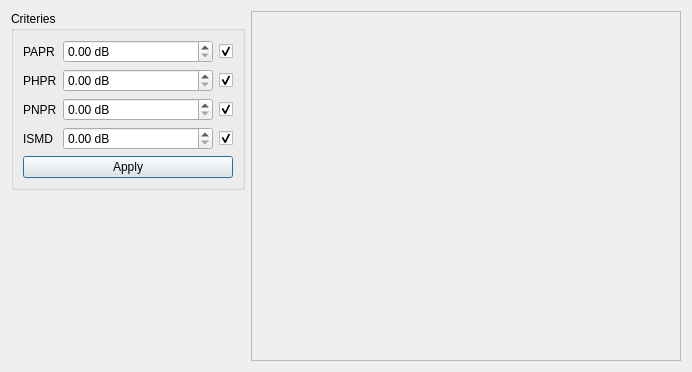
Old version of the form Speaker/debug_dialog.ui in the repository akru/conference-speaker-server.
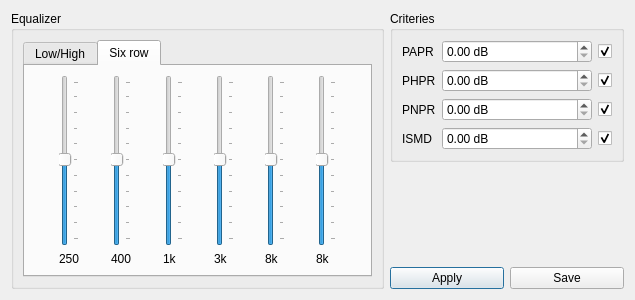
New version of the form.

Commit message: migration to 16kHz speaker freq; equalizer debug dialog

Patch:
```diff
--- a/Speaker/debug_dialog.ui
+++ b/Speaker/debug_dialog.ui
@@ -6,22 +6,236 @@
    <rect>
     <x>0</x>
     <y>0</y>
-    <width>692</width>
-    <height>372</height>
+    <width>635</width>
+    <height>300</height>
    </rect>
   </property>
   <property name="windowTitle">
    <string>Dialog</string>
   </property>
   <layout class="QGridLayout" name="gridLayout">
-   <item row="1" column="1" rowspan="2">
-    <widget class="QTextBrowser" name="textBrowser">
-     <property name="enabled">
-      <bool>false</bool>
+   <item row="0" column="0" rowspan="3">
+    <widget class="QGroupBox" name="groupBox_2">
+     <property name="title">
+      <string>Equalizer</string>
      </property>
+     <layout class="QVBoxLayout" name="verticalLayout">
+      <item>
+       <widget class="QTabWidget" name="tabWidget">
+        <property name="currentIndex">
+         <number>1</number>
+        </property>
+        <widget class="QWidget" name="tab">
+         <attribute name="title">
+          <string>Low/High</string>
+         </attribute>
+         <layout class="QGridLayout" name="gridLayout_3">
+          <item row="0" column="0">
+           <widget class="QLabel" name="label_5">
+            <property name="text">
+             <string>HIGH</string>
+            </property>
+           </widget>
+          </item>
+          <item row="2" column="1">
+           <widget class="QDial" name="dial_2">
+            <property name="notchesVisible">
+             <bool>true</bool>
+            </property>
+           </widget>
+          </item>
+          <item row="1" column="0">
+           <widget class="QLabel" name="label_7">
+            <property name="text">
+             <string>MID</string>
+            </property>
+           </widget>
+          </item>
+          <item row="2" column="0">
+           <widget class="QLabel" name="label_6">
+            <property name="text">
+             <string>LOW</string>
+            </property>
+           </widget>
+          </item>
+          <item row="0" column="1">
+           <widget class="QDial" name="dial">
+            <property name="maximum">
+             <number>99</number>
+            </property>
+            <property name="orientation">
+             <enum>Qt::Horizontal</enum>
+            </property>
+            <property name="invertedAppearance">
+             <bool>false</bool>
+            </property>
+            <property name="invertedControls">
+             <bool>false</bool>
+            </property>
+            <property name="wrapping">
+             <bool>false</bool>
+            </property>
+            <property name="notchesVisible">
+             <bool>true</bool>
+            </property>
+           </widget>
+          </item>
+          <item row="1" column="1">
+           <widget class="QDial" name="dial_3">
+            <property name="notchesVisible">
+             <bool>true</bool>
+            </property>
+           </widget>
+          </item>
+         </layout>
+        </widget>
+        <widget class="QWidget" name="tab_2">
+         <attribute name="title">
+          <string>Six row</string>
+         </attribute>
+         <layout class="QGridLayout" name="gridLayout_4">
+          <item row="3" column="6">
+           <widget class="QLabel" name="label_12">
+            <property name="text">
+             <string>8k </string>
+            </property>
+           </widget>
+          </item>
+          <item row="3" column="5">
+           <widget class="QLabel" name="label_11">
+            <property name="text">
+             <string>3k </string>
+            </property>
+           </widget>
+          </item>
+          <item row="2" column="7">
+           <widget class="QSlider" name="verticalSlider_6">
+            <property name="value">
+             <number>50</number>
+            </property>
+            <property name="orientation">
+             <enum>Qt::Vertical</enum>
+            </property>
+            <property name="tickPosition">
+             <enum>QSlider::TicksBelow</enum>
+            </property>
+           </widget>
+          </item>
+          <item row="2" column="5">
+           <widget class="QSlider" name="verticalSlider_4">
+            <property name="value">
+             <number>50</number>
+            </property>
+            <property name="orientation">
+             <enum>Qt::Vertical</enum>
+            </property>
+            <property name="tickPosition">
+             <enum>QSlider::TicksBelow</enum>
+            </property>
+           </widget>
+          </item>
+          <item row="2" column="4">
+           <widget class="QSlider" name="verticalSlider_3">
+            <property name="value">
+             <number>50</number>
+            </property>
+            <property name="orientation">
+             <enum>Qt::Vertical</enum>
+            </property>
+            <property name="tickPosition">
+             <enum>QSlider::TicksBelow</enum>
+            </property>
+           </widget>
+          </item>
+          <item row="2" column="3">
+           <widget class="QSlider" name="verticalSlider_2">
+            <property name="value">
+             <number>50</number>
+            </property>
+            <property name="orientation">
+             <enum>Qt::Vertical</enum>
+            </property>
+            <property name="tickPosition">
+             <enum>QSlider::TicksBelow</enum>
+            </property>
+           </widget>
+          </item>
+          <item row="3" column="4">
+           <widget class="QLabel" name="label_10">
+            <property name="text">
+             <string>1k </string>
+            </property>
+           </widget>
+          </item>
+          <item row="2" column="6">
+           <widget class="QSlider" name="verticalSlider_5">
+            <property name="value">
+             <number>50</number>
+            </property>
+            <property name="orientation">
+             <enum>Qt::Vertical</enum>
+            </property>
+            <property name="tickPosition">
+             <enum>QSlider::TicksBelow</enum>
+            </property>
+           </widget>
+          </item>
+          <item row="2" column="2">
+           <widget class="QSlider" name="verticalSlider">
+            <property name="value">
+             <number>50</number>
+            </property>
+            <property name="orientation">
+             <enum>Qt::Vertical</enum>
+            </property>
+            <property name="tickPosition">
+             <enum>QSlider::TicksBelow</enum>
+            </property>
+           </widget>
+          </item>
+          <item row="3" column="3">
+           <widget class="QLabel" name="label_9">
+            <property name="text">
+             <string>400</string>
+            </property>
+           </widget>
+          </item>
+          <item row="3" column="2">
+           <widget class="QLabel" name="label_8">
+            <property name="text">
+             <string>250</string>
+            </property>
+           </widget>
+          </item>
+          <item row="3" column="7">
+           <widget class="QLabel" name="label_13">
+            <property name="text">
+             <string>8k</string>
+            </property>
+           </widget>
+          </item>
+         </layout>
+        </widget>
+       </widget>
+      </item>
+     </layout>
     </widget>
    </item>
-   <item row="1" column="0">
+   <item row="2" column="1">
+    <widget class="QPushButton" name="applyButton">
+     <property name="text">
+      <string>Apply</string>
+     </property>
+    </widget>
+   </item>
+   <item row="2" column="2">
+    <widget class="QPushButton" name="saveButton">
+     <property name="text">
+      <string>Save</string>
+     </property>
+    </widget>
+   </item>
+   <item row="0" column="1" colspan="2">
     <widget class="QGroupBox" name="groupBox">
      <property name="title">
       <string>Criteries</string>
@@ -142,13 +356,6 @@
         </property>
        </widget>
       </item>
-      <item row="5" column="0" colspan="3">
-       <widget class="QPushButton" name="pushButton">
-        <property name="text">
-         <string>Apply</string>
-        </property>
-       </widget>
-      </item>
       <item row="4" column="1">
        <widget class="QDoubleSpinBox" name="ismdSpin">
         <property name="minimumSize">
@@ -181,6 +388,19 @@
      </layout>
     </widget>
    </item>
+   <item row="1" column="1" colspan="2">
+    <spacer name="verticalSpacer">
+     <property name="orientation">
+      <enum>Qt::Vertical</enum>
+     </property>
+     <property name="sizeHint" stdset="0">
+      <size>
+       <width>20</width>
+       <height>40</height>
+      </size>
+     </property>
+    </spacer>
+   </item>
   </layout>
  </widget>
  <resources/>
```
The commit also changes 14 other files.
